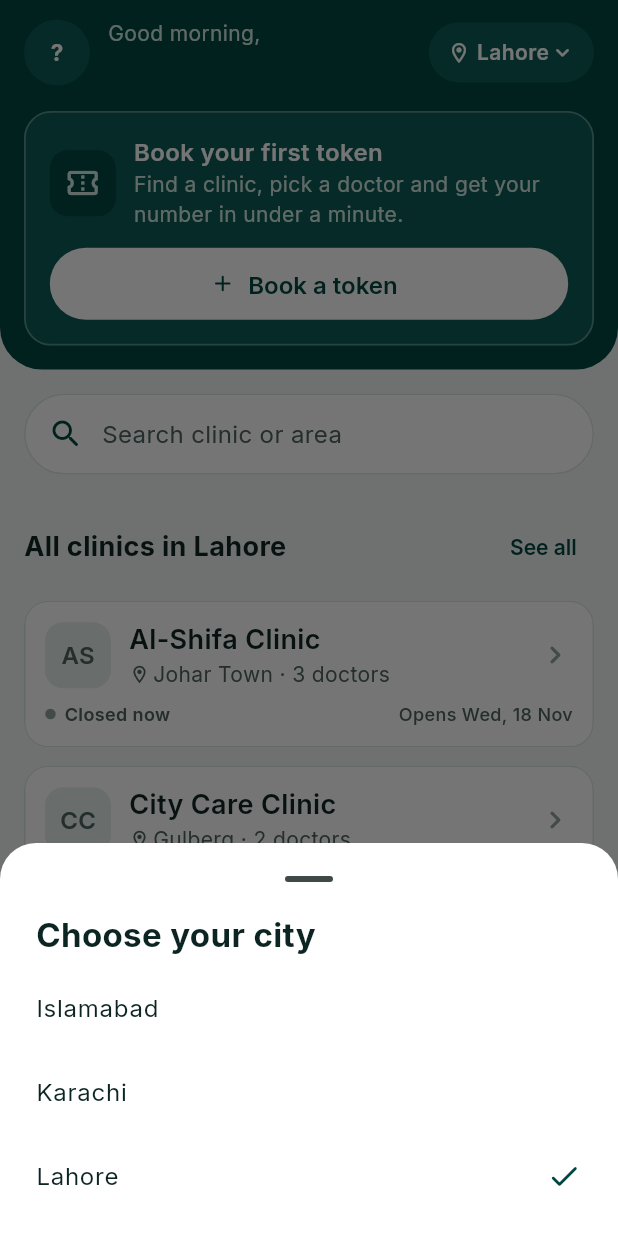
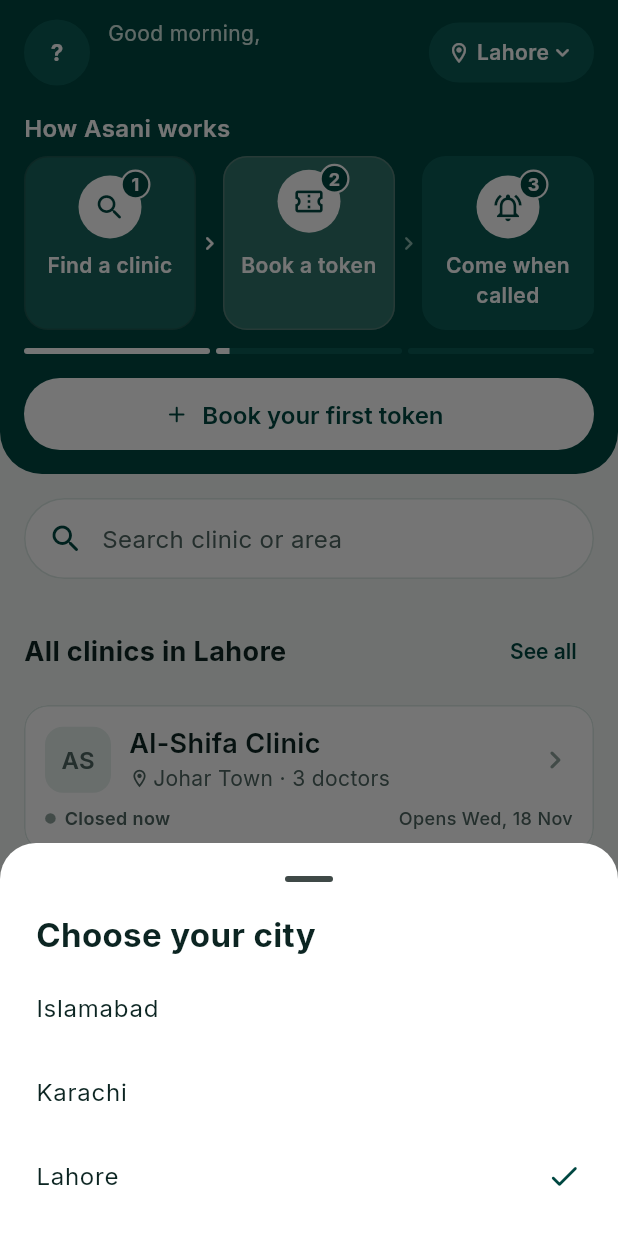
Before and after one commit to sarbuland-dev/Asani_App, a Flutter app: the HomeScreen screen opened by its route, after a tap on "Lahore", on a phone screen of 412 x 824 dp. Run offline on Flutter 3.47's test engine with Material 3 defaults, Android fonts, the phone set to English and light mode, and no system bars; our stand-ins replace cloud_firestore, cloud_functions, connectivity_plus, firebase_auth, firebase_core, firebase_messaging and 7 more; missing offline and left inert: app_settings, dart:js_interop, firebase_app_check, qr; accounts and stored records are empty.

Commit message:
Patient app: animated "How Asani works" on Home when there is no token
Replaces the ghost slip. With no active token the header shows three
step tiles (Find a clinic, Book a token, Come when called) and a white
"Book your first token" / "Book a token" button to search.
Animation: tiles rise in one by one, then a highlight walks over the
steps (2.2 s each, icon hop, arrows light up) while a three-part bar
fills; loops. Static with reduced motion. Active tokens (today or later)
still show the ticket cards. DESIGN.md S-05 updated.

Co-Authored-By: Claude Opus 5.5 <noreply@anthropic.com>

```diff
--- a/apps/patient_app/lib/features/home/home_screen.dart
+++ b/apps/patient_app/lib/features/home/home_screen.dart
@@ -1,3 +1,5 @@
+import 'dart:math' as math;
+
 import 'package:asani_core/asani_core.dart';
 import 'package:flutter/material.dart';
 import 'package:flutter_riverpod/flutter_riverpod.dart';
@@ -140,7 +142,7 @@ class _Header extends ConsumerWidget {
               ),
               if (tokens.isEmpty) ...[
                 const SizedBox(height: Gap.lg),
-                const _NoTokenSlip(),
+                const _HowItWorks(),
               ],
               if (tokens.isNotEmpty) ...[
                 const SizedBox(height: Gap.lg),
@@ -162,43 +164,113 @@ class _Header extends ConsumerWidget {
   }
 }
 
-/// What the token area shows when there is no active token: an outlined
-/// "ghost" slip that invites the first (or next) booking.
-class _NoTokenSlip extends ConsumerWidget {
-  const _NoTokenSlip();
+/// What the token area shows when there is no active token: "How Asani
+/// works" in three steps, with a gentle animation. The steps rise in one by
+/// one, then a highlight walks 1 → 2 → 3 (the step's icon gives a small hop)
+/// while a bar fills underneath, and starts again. Static when the OS asks
+/// for less motion. As soon as a token is active, the ticket cards replace it.
+class _HowItWorks extends ConsumerStatefulWidget {
+  const _HowItWorks();
 
   @override
-  Widget build(BuildContext context, WidgetRef ref) {
+  ConsumerState<_HowItWorks> createState() => _HowItWorksState();
+}
+
+class _HowItWorksState extends ConsumerState<_HowItWorks> with TickerProviderStateMixin {
+  static const _steps = [
+    (Icons.search_rounded, 'Find a clinic'),
+    (Icons.confirmation_number_outlined, 'Book a token'),
+    (Icons.notifications_active_outlined, 'Come when called'),
+  ];
+
+  /// Steps rising in, once.
+  late final _intro = AnimationController(vsync: this, duration: const Duration(milliseconds: 900));
+
+  /// Highlight walking over the steps, 2.2 s each, forever.
+  late final _loop = AnimationController(vsync: this, duration: const Duration(milliseconds: 6600));
+  bool _started = false;
+
+  @override
+  void didChangeDependencies() {
+    super.didChangeDependencies();
+    if (_started) return;
+    _started = true;
+    if (MediaQuery.disableAnimationsOf(context)) {
+      _intro.value = 1;
+      _loop.value = 0;
+    } else {
+      _intro.forward().whenComplete(() {
+        if (mounted) _loop.repeat();
+      });
+    }
+  }
+
+  @override
+  void dispose() {
+    _intro.dispose();
+    _loop.dispose();
+    super.dispose();
+  }
+
+  @override
+  Widget build(BuildContext context) {
     final everBooked = (ref.watch(myTokensProvider).value ?? const []).isNotEmpty;
-    return Container(
-      padding: const EdgeInsets.all(Gap.lg),
-      decoration: BoxDecoration(
-        color: AppColors.headerChip,
-        borderRadius: BorderRadius.circular(Radii.card + 2),
-        border: Border.all(color: AppColors.primarySoft.withValues(alpha: 0.6), width: 1.2),
-      ),
+    final still = MediaQuery.disableAnimationsOf(context);
+    return Semantics(
+      container: true,
+      label: 'How Asani works: 1, find a clinic. 2, book a token. 3, come when you are called.',
       child: Column(
         crossAxisAlignment: CrossAxisAlignment.stretch,
         children: [
-          Row(children: [
-            Container(
-              width: 44,
-              height: 44,
-              decoration: BoxDecoration(color: AppColors.primary, borderRadius: BorderRadius.circular(Radii.button)),
-              child: const Icon(Icons.confirmation_number_outlined, color: AppColors.primaryContainer),
+          Text('How Asani works', style: AppText.labelLarge.copyWith(color: AppColors.onPrimary)),
+          const SizedBox(height: Gap.sm),
+          ExcludeSemantics(
+            child: AnimatedBuilder(
+              animation: Listenable.merge([_intro, _loop]),
+              builder: (context, _) {
+                // Which step is lit, and how far through it (0..1).
+                final t = _loop.value * _steps.length;
+                final active = still ? -1 : t.floor().clamp(0, _steps.length - 1);
+                final within = t - t.floor();
+                return Column(children: [
+                  IntrinsicHeight(
+                    child: Row(
+                      crossAxisAlignment: CrossAxisAlignment.stretch,
+                      children: [
+                        for (var i = 0; i < _steps.length; i++) ...[
+                          Expanded(child: _rise(i, _StepTile(n: i + 1, step: _steps[i], lit: i == active, hop: i == active ? within : 0))),
+                          if (i < _steps.length - 1)
+                            Center(
+                              child: Icon(Icons.chevron_right_rounded,
+                                  size: 18, color: i < active ? AppColors.onPrimary : AppColors.primarySoft),
+                            ),
+                        ],
+                      ],
+                    ),
+                  ),
+                  const SizedBox(height: Gap.md),
+                  // Progress bar: one segment per step, filling with the highlight.
+                  Row(children: [
+                    for (var i = 0; i < _steps.length; i++) ...[
+                      Expanded(
+                        child: ClipRRect(
+                          borderRadius: BorderRadius.circular(Radii.pill),
+                          child: LinearProgressIndicator(
+                            value: still ? 1 : (i < active ? 1 : (i == active ? within : 0)),
+                            minHeight: 4,
+                            backgroundColor: AppColors.headerChip,
+                            valueColor: const AlwaysStoppedAnimation(AppColors.onPrimary),
+                          ),
+                        ),
+                      ),
+                      if (i < _steps.length - 1) const SizedBox(width: Gap.xs),
+                    ],
+                  ]),
+                ]);
+              },
             ),
-            const SizedBox(width: Gap.md),
-            Expanded(
-              child: Column(crossAxisAlignment: CrossAxisAlignment.start, children: [
-                Text(everBooked ? 'No active token' : 'Book your first token',
-                    style: AppText.titleSmall.copyWith(color: AppColors.onPrimary)),
-                const SizedBox(height: 2),
-                Text('Find a clinic, pick a doctor and get your number in under a minute.',
-                    style: AppText.bodyMedium.copyWith(color: AppColors.primaryContainer)),
-              ]),
-            ),
-          ]),
-          const SizedBox(height: Gap.md),
+          ),
+          const SizedBox(height: Gap.lg),
           FilledButton.icon(
             style: FilledButton.styleFrom(
               backgroundColor: AppColors.onPrimary,
@@ -207,10 +279,78 @@ class _NoTokenSlip extends ConsumerWidget {
             ),
             onPressed: () => context.push('/search'),
             icon: const Icon(Icons.add_rounded),
-            label: const Text('Book a token'),
+            label: Text(everBooked ? 'Book a token' : 'Book your first token'),
           ),
         ],
       ),
+    );
+  }
+
+  /// Step [i] fades and slides up during the intro, one after another.
+  Widget _rise(int i, Widget child) {
+    final start = i * 0.2;
+    final v = Curves.easeOutCubic.transform(((_intro.value - start) / 0.6).clamp(0.0, 1.0));
+    return Opacity(opacity: v, child: Transform.translate(offset: Offset(0, 18 * (1 - v)), child: child));
+  }
+}
+
+/// One step of "How Asani works": number, icon and a short label.
+class _StepTile extends StatelessWidget {
+  const _StepTile({required this.n, required this.step, required this.lit, required this.hop});
+  final int n;
+  final (IconData, String) step;
+  final bool lit;
+
+  /// 0..1 through the step's turn; the icon hops near the start.
+  final double hop;
+
+  @override
+  Widget build(BuildContext context) {
+    final (icon, label) = step;
+    // A short up-and-down hop in the first third of the step's turn.
+    final lift = lit && hop < 0.33 ? -6 * math.sin(hop / 0.33 * math.pi) : 0.0;
+    return AnimatedContainer(
+      duration: const Duration(milliseconds: 300),
+      curve: Curves.easeOutCubic,
+      padding: const EdgeInsets.symmetric(horizontal: Gap.xs, vertical: Gap.md),
+      decoration: BoxDecoration(
+        color: lit ? AppColors.primaryLight : AppColors.headerChip,
+        borderRadius: BorderRadius.circular(Radii.card),
+        border: Border.all(color: lit ? AppColors.primarySoft : Colors.transparent),
+      ),
+      child: Column(mainAxisSize: MainAxisSize.min, children: [
+        Transform.translate(
+          offset: Offset(0, lift),
+          child: Stack(clipBehavior: Clip.none, children: [
+            Container(
+              width: 42,
+              height: 42,
+              decoration: const BoxDecoration(color: AppColors.onPrimary, shape: BoxShape.circle),
+              child: Icon(icon, color: AppColors.primary, size: 22),
+            ),
+            Positioned(
+              right: -6,
+              top: -4,
+              child: Container(
+                width: 20,
+                height: 20,
+                alignment: Alignment.center,
+                decoration: BoxDecoration(
+                  color: AppColors.primary,
+                  shape: BoxShape.circle,
+                  border: Border.all(color: AppColors.onPrimary, width: 1.5),
+                ),
+                child: Text('$n', style: AppText.labelSmall.copyWith(color: AppColors.onPrimary, fontWeight: FontWeight.w700)),
+              ),
+            ),
+          ]),
+        ),
+        const SizedBox(height: Gap.sm),
+        Text(label,
+            textAlign: TextAlign.center,
+            maxLines: 2,
+            style: AppText.labelMedium.copyWith(color: AppColors.onPrimary)),
+      ]),
     );
   }
 }
```
Also changed, not shown: 1 other file.
